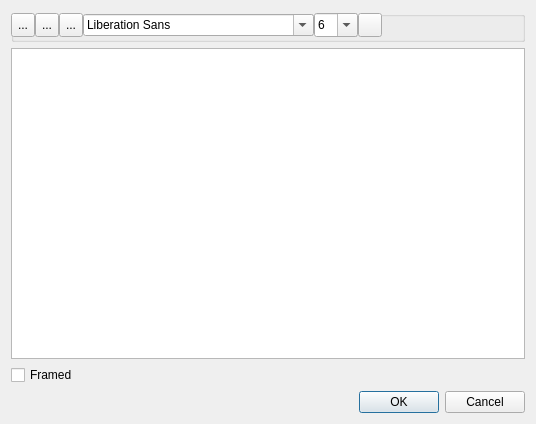
The window that EnterNoteTextDialog.ui (fritzone/ddm) describes before a commit, drawn with Qt 5.
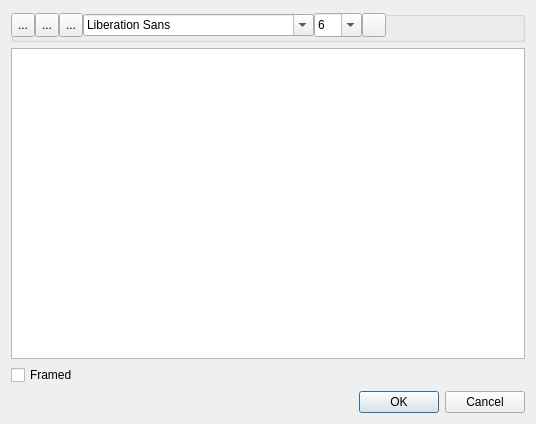
The same window after the commit. Icons and pictures are not drawn.

```diff
--- a/EnterNoteTextDialog.ui
+++ b/EnterNoteTextDialog.ui
@@ -132,7 +132,13 @@
         <widget class="QFontComboBox" name="fontComboBox"/>
        </item>
        <item>
-        <widget class="QComboBox" name="comboBox">
+        <widget class="QComboBox" name="cmbSize">
+         <property name="minimumSize">
+          <size>
+           <width>48</width>
+           <height>0</height>
+          </size>
+         </property>
          <property name="maximumSize">
           <size>
            <width>16777215</width>
```
Left out of the diff: 94 changed lines with no effect on the pictures.
